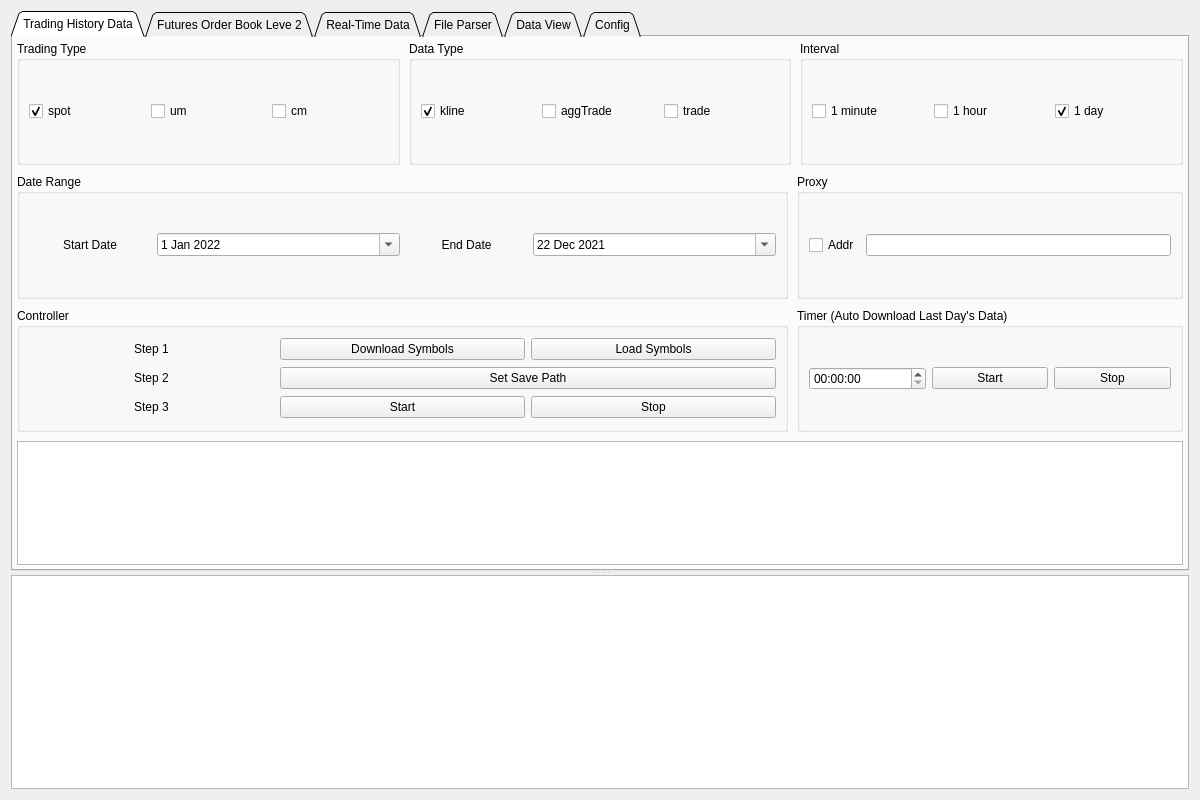
The window that quant/gui/widgets/MainForm.ui (KaiZheng2020/BinanceDownloader) describes before a commit, drawn with Qt 5.
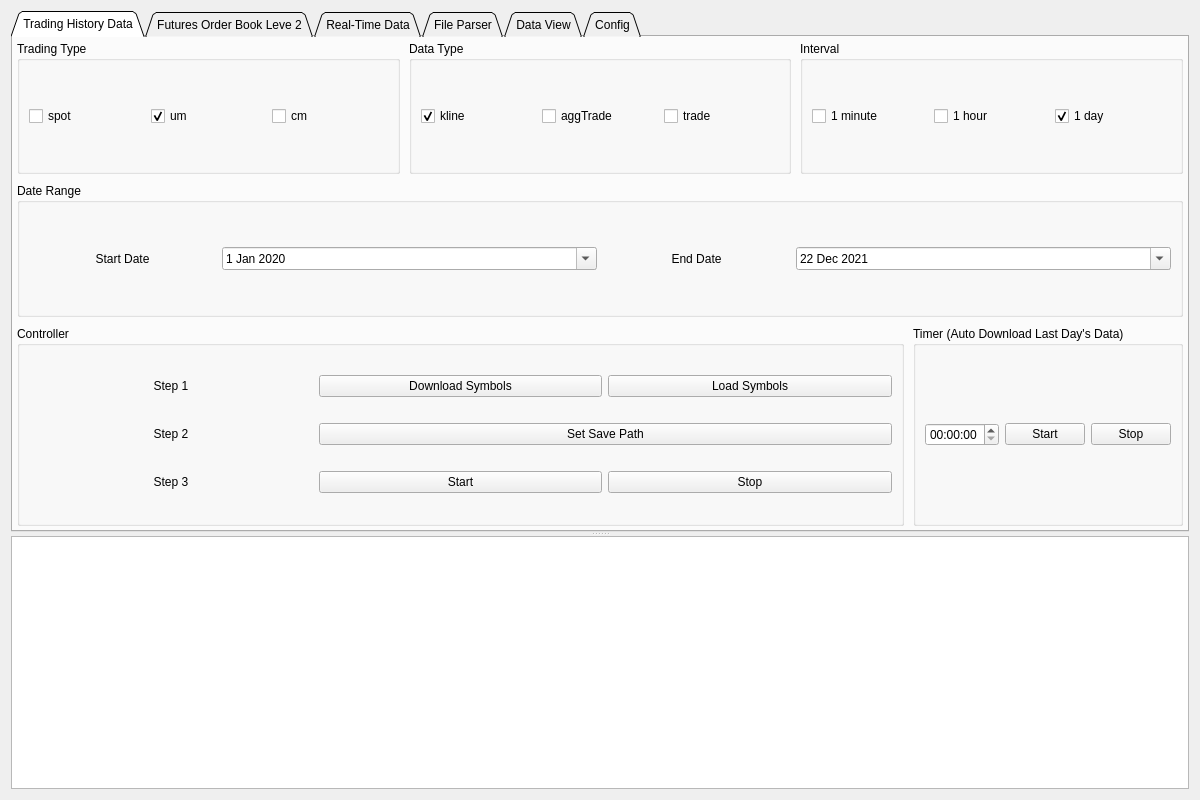
The same window after the commit. The open tabs and pages were chosen to show the change.

```diff
--- a/quant/gui/widgets/MainForm.ui
+++ b/quant/gui/widgets/MainForm.ui
@@ -65,7 +65,7 @@
          <number>0</number>
         </property>
         <item>
-         <layout class="QVBoxLayout" name="verticalLayout_main" stretch="1,1,1,1">
+         <layout class="QVBoxLayout" name="verticalLayout_main" stretch="2,2,3">
           <property name="spacing">
            <number>9</number>
           </property>
@@ -98,7 +98,7 @@
                   <string>spot</string>
                  </property>
                  <property name="checked">
-                  <bool>true</bool>
+                  <bool>false</bool>
                  </property>
                 </widget>
                </item>
@@ -107,6 +107,9 @@
                  <property name="text">
                   <string>um</string>
                  </property>
+                 <property name="checked">
+                  <bool>true</bool>
+                 </property>
                 </widget>
                </item>
                <item>
@@ -188,7 +191,7 @@
            </layout>
           </item>
           <item>
-           <layout class="QHBoxLayout" name="horizontalLayout_mid" stretch="2,1">
+           <layout class="QHBoxLayout" name="horizontalLayout_mid" stretch="2">
             <item>
              <widget class="QGroupBox" name="groupBox_DateRange">
               <property name="title">
@@ -212,7 +215,7 @@
                    <hour>0</hour>
                    <minute>0</minute>
                    <second>1</second>
-                   <year>2022</year>
+                   <year>2020</year>
                    <month>1</month>
                    <day>1</day>
                   </datetime>
@@ -229,7 +232,7 @@
                  </property>
                  <property name="date">
                   <date>
-                   <year>2022</year>
+                   <year>2020</year>
                    <month>1</month>
                    <day>1</day>
                   </date>
@@ -273,51 +276,10 @@
               </layout>
              </widget>
             </item>
-            <item>
-             <widget class="QGroupBox" name="groupBox_Proxy">
-              <property name="title">
-               <string>Proxy</string>
-              </property>
-              <property name="checkable">
-               <bool>false</bool>
-              </property>
-              <property name="checked">
-               <bool>false</bool>
-              </property>
-              <layout class="QHBoxLayout" name="horizontalLayout_3">
-               <item>
-                <widget class="QCheckBox" name="checkBox_Proxy">
-                 <property name="text">
-                  <string>Addr</string>
-                 </property>
-                </widget>
-               </item>
-               <item>
-                <widget class="QLineEdit" name="lineEdit_Proxy">
-                 <property name="toolTip">
-                  <string/>
-                 </property>
-                 <property name="statusTip">
-                  <string/>
-                 </property>
-                 <property name="whatsThis">
-                  <string/>
-                 </property>
-                 <property name="inputMask">
-                  <string/>
-                 </property>
-                 <property name="placeholderText">
-                  <string/>
-                 </property>
-                </widget>
-               </item>
-              </layout>
-             </widget>
-            </item>
            </layout>
           </item>
           <item>
-           <layout class="QHBoxLayout" name="horizontalLayout_down" stretch="2,1">
+           <layout class="QHBoxLayout" name="horizontalLayout_down" stretch="2,0">
             <item>
              <widget class="QGroupBox" name="groupBox_Controller">
               <property name="title">
@@ -420,9 +382,6 @@
             </item>
            </layout>
           </item>
-          <item>
-           <widget class="QTextBrowser" name="textBrowser_TradingHistoryDataNotice"/>
-          </item>
          </layout>
         </item>
        </layout>
```
Left out of the diff: 6 changed lines with no effect on the pictures.
